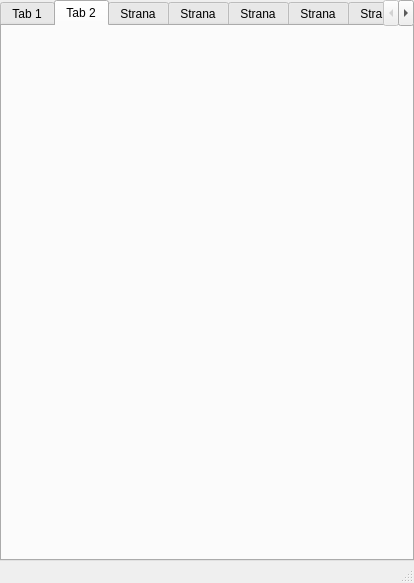
First picture: the form in notes_window.ui, repository danielczinege/Calculator_with_notes, before the edit.
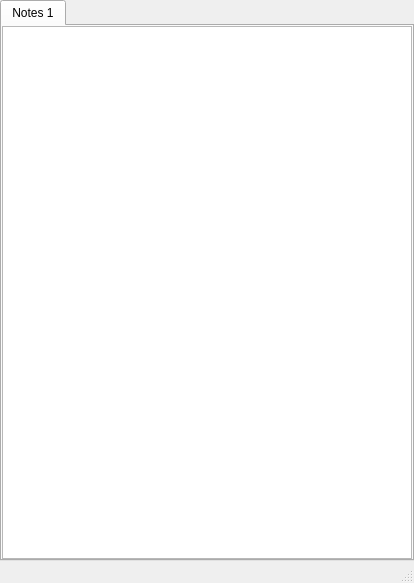
Second picture: the form after the edit. The open tabs and pages were chosen to show the change.

Diff of the .ui file:
```diff
--- a/notes_window.ui
+++ b/notes_window.ui
@@ -37,9 +37,12 @@
       </property>
       <widget class="QWidget" name="tab">
        <attribute name="title">
-        <string>Tab 1</string>
+        <string>Notes 1</string>
        </attribute>
-       <layout class="QGridLayout" name="gridLayout_2">
+       <layout class="QVBoxLayout" name="verticalLayout_2">
+        <property name="spacing">
+         <number>0</number>
+        </property>
         <property name="leftMargin">
          <number>0</number>
         </property>
@@ -52,71 +55,11 @@
         <property name="bottomMargin">
          <number>0</number>
         </property>
-        <property name="spacing">
-         <number>0</number>
-        </property>
-        <item row="0" column="0">
-         <widget class="QTextEdit" name="textEdit_2"/>
+        <item>
+         <widget class="QTextEdit" name="textEdit"/>
         </item>
        </layout>
       </widget>
-      <widget class="QWidget" name="tab_2">
-       <attribute name="title">
-        <string>Tab 2</string>
-       </attribute>
-       <layout class="QGridLayout" name="gridLayout">
-        <property name="leftMargin">
-         <number>0</number>
-        </property>
-        <property name="topMargin">
-         <number>0</number>
-        </property>
-        <property name="rightMargin">
-         <number>0</number>
-        </property>
-        <property name="bottomMargin">
-         <number>0</number>
-        </property>
-        <property name="spacing">
-         <number>0</number>
-        </property>
-       </layout>
-      </widget>
-      <widget class="QWidget" name="tab_3">
-       <attribute name="title">
-        <string>Strana</string>
-       </attribute>
-      </widget>
-      <widget class="QWidget" name="tab_4">
-       <attribute name="title">
-        <string>Strana</string>
-       </attribute>
-      </widget>
-      <widget class="QWidget" name="tab_5">
-       <attribute name="title">
-        <string>Strana</string>
-       </attribute>
-      </widget>
-      <widget class="QWidget" name="tab_6">
-       <attribute name="title">
-        <string>Strana</string>
-       </attribute>
-      </widget>
-      <widget class="QWidget" name="tab_7">
-       <attribute name="title">
-        <string>Strana</string>
-       </attribute>
-      </widget>
-      <widget class="QWidget" name="tab_8">
-       <attribute name="title">
-        <string>Strana</string>
-       </attribute>
-      </widget>
-      <widget class="QWidget" name="tab_9">
-       <attribute name="title">
-        <string>Strana</string>
-       </attribute>
-      </widget>
      </widget>
     </item>
    </layout>
```
Left out of the diff: 2 changed lines with no effect on the pictures.
